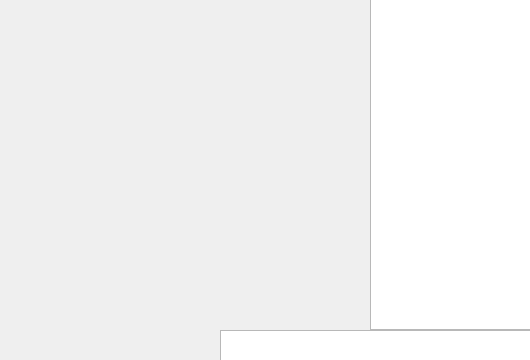
Before: the Qt Designer form SpriteEditor/mainwindow.ui in 00Calvin00/Git-Happens, drawn with Qt 5; both pictures show x 0 to 530 and y 209 to 569 of the 1280 by 720 pixel window.
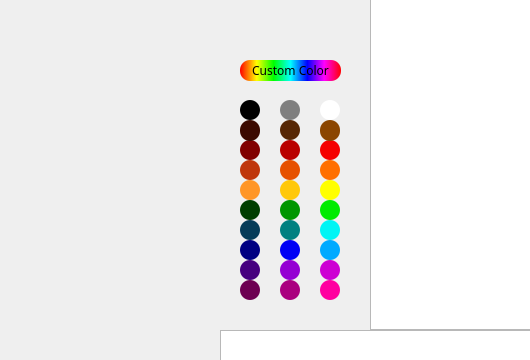
After: the same form once the commit is applied.

Commit message: Completed UI for color selection panel.

What changed in the file:
```diff
--- a/SpriteEditor/mainwindow.ui
+++ b/SpriteEditor/mainwindow.ui
@@ -19,6 +19,9 @@
   <property name="windowTitle">
    <string>MainWindow</string>
   </property>
+  <property name="styleSheet">
+   <string notr="true"/>
+  </property>
   <widget class="QWidget" name="centralwidget">
    <widget class="QGraphicsView" name="canvas">
     <property name="geometry">
@@ -65,6 +68,608 @@
       <height>250</height>
      </rect>
     </property>
+    <widget class="QPushButton" name="brightRed">
+     <property name="geometry">
+      <rect>
+       <x>90</x>
+       <y>80</y>
+       <width>20</width>
+       <height>20</height>
+      </rect>
+     </property>
+     <property name="mouseTracking">
+      <bool>false</bool>
+     </property>
+     <property name="autoFillBackground">
+      <bool>false</bool>
+     </property>
+     <property name="styleSheet">
+      <string notr="true">QPushButton {
+    background-color: rgb(245, 0, 0); 
+    border-radius: 10px;
+}
+</string>
+     </property>
+     <property name="text">
+      <string/>
+     </property>
+    </widget>
+    <widget class="QPushButton" name="indigo">
+     <property name="geometry">
+      <rect>
+       <x>10</x>
+       <y>200</y>
+       <width>20</width>
+       <height>20</height>
+      </rect>
+     </property>
+     <property name="styleSheet">
+      <string notr="true">QPushButton {
+    background-color: rgb(70, 0, 127); 
+    border-radius: 10px;
+}</string>
+     </property>
+     <property name="text">
+      <string/>
+     </property>
+    </widget>
+    <widget class="QPushButton" name="pushButton_7">
+     <property name="geometry">
+      <rect>
+       <x>10</x>
+       <y>140</y>
+       <width>20</width>
+       <height>20</height>
+      </rect>
+     </property>
+     <property name="styleSheet">
+      <string notr="true">QPushButton {
+    background-color: rgb(0, 63, 0); 
+    border-radius: 10px;
+}</string>
+     </property>
+     <property name="text">
+      <string/>
+     </property>
+    </widget>
+    <widget class="QPushButton" name="violet">
+     <property name="geometry">
+      <rect>
+       <x>90</x>
+       <y>200</y>
+       <width>20</width>
+       <height>20</height>
+      </rect>
+     </property>
+     <property name="styleSheet">
+      <string notr="true">QPushButton {
+    background-color: rgb(205, 0, 211); 
+    border-radius: 10px;
+}</string>
+     </property>
+     <property name="text">
+      <string/>
+     </property>
+    </widget>
+    <widget class="QPushButton" name="magenta">
+     <property name="geometry">
+      <rect>
+       <x>50</x>
+       <y>220</y>
+       <width>20</width>
+       <height>20</height>
+      </rect>
+     </property>
+     <property name="styleSheet">
+      <string notr="true">QPushButton {
+    background-color: rgb(170, 0, 127); 
+    border-radius: 10px;
+}</string>
+     </property>
+     <property name="text">
+      <string/>
+     </property>
+    </widget>
+    <widget class="QPushButton" name="pink">
+     <property name="geometry">
+      <rect>
+       <x>90</x>
+       <y>220</y>
+       <width>20</width>
+       <height>20</height>
+      </rect>
+     </property>
+     <property name="styleSheet">
+      <string notr="true">QPushButton {
+    background-color: rgb(255, 0, 160); 
+    border-radius: 10px;
+}</string>
+     </property>
+     <property name="text">
+      <string/>
+     </property>
+    </widget>
+    <widget class="QPushButton" name="lightBrown">
+     <property name="geometry">
+      <rect>
+       <x>90</x>
+       <y>60</y>
+       <width>20</width>
+       <height>21</height>
+      </rect>
+     </property>
+     <property name="styleSheet">
+      <string notr="true">QPushButton {
+    background-color: rgb(139, 70, 0); 
+    border-radius: 10px;
+}</string>
+     </property>
+     <property name="text">
+      <string/>
+     </property>
+    </widget>
+    <widget class="QPushButton" name="brown">
+     <property name="geometry">
+      <rect>
+       <x>50</x>
+       <y>60</y>
+       <width>20</width>
+       <height>20</height>
+      </rect>
+     </property>
+     <property name="styleSheet">
+      <string notr="true">QPushButton {
+    background-color: rgb(86, 39, 4); 
+    border-radius: 10px;
+}</string>
+     </property>
+     <property name="text">
+      <string/>
+     </property>
+    </widget>
+    <widget class="QPushButton" name="pushButton_4">
+     <property name="geometry">
+      <rect>
+       <x>10</x>
+       <y>80</y>
+       <width>20</width>
+       <height>20</height>
+      </rect>
+     </property>
+     <property name="styleSheet">
+      <string notr="true">QPushButton {
+    background-color: rgb(129, 0, 0); 
+    border-radius: 10px;
+}</string>
+     </property>
+     <property name="text">
+      <string/>
+     </property>
+    </widget>
+    <widget class="QPushButton" name="pushButton_5">
+     <property name="geometry">
+      <rect>
+       <x>10</x>
+       <y>100</y>
+       <width>20</width>
+       <height>20</height>
+      </rect>
+     </property>
+     <property name="styleSheet">
+      <string notr="true">QPushButton {
+    background-color: rgb(191, 54, 12); 
+    border-radius: 10px;
+}</string>
+     </property>
+     <property name="text">
+      <string/>
+     </property>
+    </widget>
+    <widget class="QPushButton" name="green">
+     <property name="geometry">
+      <rect>
+       <x>50</x>
+       <y>140</y>
+       <width>20</width>
+       <height>20</height>
+      </rect>
+     </property>
+     <property name="styleSheet">
+      <string notr="true">QPushButton {
+    background-color: rgb(0, 150, 0); 
+    border-radius: 10px;
+}</string>
+     </property>
+     <property name="text">
+      <string/>
+     </property>
+    </widget>
+    <widget class="QPushButton" name="brightGreen">
+     <property name="geometry">
+      <rect>
+       <x>90</x>
+       <y>140</y>
+       <width>20</width>
+       <height>20</height>
+      </rect>
+     </property>
+     <property name="styleSheet">
+      <string notr="true">QPushButton {
+    background-color: rgb(0, 235, 0); 
+    border-radius: 10px;
+}</string>
+     </property>
+     <property name="text">
+      <string/>
+     </property>
+    </widget>
+    <widget class="QPushButton" name="teal">
+     <property name="geometry">
+      <rect>
+       <x>50</x>
+       <y>160</y>
+       <width>20</width>
+       <height>20</height>
+      </rect>
+     </property>
+     <property name="styleSheet">
+      <string notr="true">QPushButton {
+    background-color: rgb(0,128,128); 
+    border-radius: 10px;
+}</string>
+     </property>
+     <property name="text">
+      <string/>
+     </property>
+    </widget>
+    <widget class="QPushButton" name="darkBlue">
+     <property name="geometry">
+      <rect>
+       <x>10</x>
+       <y>180</y>
+       <width>20</width>
+       <height>20</height>
+      </rect>
+     </property>
+     <property name="styleSheet">
+      <string notr="true">QPushButton {
+    background-color: rgb(0, 0, 130); 
+    border-radius: 10px;
+}</string>
+     </property>
+     <property name="text">
+      <string/>
+     </property>
+    </widget>
+    <widget class="QPushButton" name="brightBlue">
+     <property name="geometry">
+      <rect>
+       <x>50</x>
+       <y>180</y>
+       <width>20</width>
+       <height>20</height>
+      </rect>
+     </property>
+     <property name="styleSheet">
+      <string notr="true">QPushButton {
+    background-color: rgb(0, 0, 245); 
+    border-radius: 10px;
+}</string>
+     </property>
+     <property name="text">
+      <string/>
+     </property>
+    </widget>
+    <widget class="QPushButton" name="darkBrown">
+     <property name="geometry">
+      <rect>
+       <x>10</x>
+       <y>60</y>
+       <width>20</width>
+       <height>21</height>
+      </rect>
+     </property>
+     <property name="styleSheet">
+      <string notr="true">QPushButton {
+    background-color: rgb(60, 10, 0); 
+    border-radius: 10px;
+}</string>
+     </property>
+     <property name="text">
+      <string/>
+     </property>
+    </widget>
+    <widget class="QPushButton" name="white">
+     <property name="geometry">
+      <rect>
+       <x>90</x>
+       <y>40</y>
+       <width>20</width>
+       <height>20</height>
+      </rect>
+     </property>
+     <property name="styleSheet">
+      <string notr="true">QPushButton {
+    background-color: rgb(255, 255, 255); 
+    border-radius: 10px;
+}</string>
+     </property>
+     <property name="text">
+      <string/>
+     </property>
+    </widget>
+    <widget class="QPushButton" name="gray">
+     <property name="geometry">
+      <rect>
+       <x>50</x>
+       <y>40</y>
+       <width>20</width>
+       <height>20</height>
+      </rect>
+     </property>
+     <property name="styleSheet">
+      <string notr="true">QPushButton {
+    background-color: rgb(127, 127, 127); 
+    border-radius: 10px;
+}</string>
+     </property>
+     <property name="text">
+      <string/>
+     </property>
+    </widget>
+    <widget class="QPushButton" name="black">
+     <property name="geometry">
+      <rect>
+       <x>10</x>
+       <y>40</y>
+       <width>20</width>
+       <height>20</height>
+      </rect>
+     </property>
+     <property name="styleSheet">
+      <string notr="true">QPushButton {
+    background-color: rgb(0, 0, 0); 
+    border-radius: 10px;
+}</string>
+     </property>
+     <property name="text">
+      <string/>
+     </property>
+    </widget>
+    <widget class="QPushButton" name="brightOrange">
+     <property name="geometry">
+      <rect>
+       <x>50</x>
+       <y>100</y>
+       <width>20</width>
+       <height>20</height>
+      </rect>
+     </property>
+     <property name="styleSheet">
+      <string notr="true">QPushButton {
+    background-color: rgb(230, 81, 0); 
+    border-radius: 10px;
+}</string>
+     </property>
+     <property name="text">
+      <string/>
+     </property>
+    </widget>
+    <widget class="QPushButton" name="red">
+     <property name="geometry">
+      <rect>
+       <x>50</x>
+       <y>80</y>
+       <width>20</width>
+       <height>20</height>
+      </rect>
+     </property>
+     <property name="styleSheet">
+      <string notr="true">QPushButton {
+    background-color: rgb(185, 0, 0); 
+    border-radius: 10px;
+}</string>
+     </property>
+     <property name="text">
+      <string/>
+     </property>
+    </widget>
+    <widget class="QPushButton" name="orange">
+     <property name="geometry">
+      <rect>
+       <x>90</x>
+       <y>100</y>
+       <width>20</width>
+       <height>20</height>
+      </rect>
+     </property>
+     <property name="styleSheet">
+      <string notr="true">QPushButton {
+    background-color: rgb(255, 111, 0); 
+    border-radius: 10px;
+}</string>
+     </property>
+     <property name="text">
+      <string/>
+     </property>
+    </widget>
+    <widget class="QPushButton" name="brightYellow">
+     <property name="geometry">
+      <rect>
+       <x>90</x>
+       <y>120</y>
+       <width>20</width>
+       <height>20</height>
+      </rect>
+     </property>
+     <property name="styleSheet">
+      <string notr="true">QPushButton {
+    background-color: rgb(255, 255, 0); 
+    border-radius: 10px;
+}</string>
+     </property>
+     <property name="text">
+      <string/>
+     </property>
+    </widget>
+    <widget class="QPushButton" name="cyan">
+     <property name="geometry">
+      <rect>
+       <x>90</x>
+       <y>160</y>
+       <width>20</width>
+       <height>20</height>
+      </rect>
+     </property>
+     <property name="styleSheet">
+      <string notr="true">QPushButton {
+    background-color: rgb(0, 245, 245); 
+    border-radius: 10px;
+}</string>
+     </property>
+     <property name="text">
+      <string/>
+     </property>
+    </widget>
+    <widget class="QPushButton" name="yellow">
+     <property name="geometry">
+      <rect>
+       <x>50</x>
+       <y>120</y>
+       <width>20</width>
+       <height>20</height>
+      </rect>
+     </property>
+     <property name="styleSheet">
+      <string notr="true">QPushButton {
+    background-color: rgb(255, 200, 9); 
+    border-radius: 10px;
+}</string>
+     </property>
+     <property name="text">
+      <string/>
+     </property>
+    </widget>
+    <widget class="QPushButton" name="customColor">
+     <property name="geometry">
+      <rect>
+       <x>10</x>
+       <y>0</y>
+       <width>101</width>
+       <height>21</height>
+      </rect>
+     </property>
+     <property name="font">
+      <font>
+       <family>MV Boli</family>
+       <pointsize>9</pointsize>
+      </font>
+     </property>
+     <property name="styleSheet">
+      <string notr="true">QPushButton {
+    background-color: qlineargradient(spread:pad, x1:0, y1:0, x2:1, y2:0, stop:0 rgba(255, 0, 0, 255), stop:0.166 rgba(255, 255, 0, 255), stop:0.333 rgba(0, 255, 0, 255), stop:0.5 rgba(0, 255, 255, 255), stop:0.666 rgba(0, 0, 255, 255), stop:0.833 rgba(255, 0, 255, 255), stop:1 rgba(255, 0, 0, 255));
+    border-radius: 10px;
+}</string>
+     </property>
+     <property name="text">
+      <string>Custom Color</string>
+     </property>
+    </widget>
+    <widget class="QPushButton" name="darkTeal">
+     <property name="geometry">
+      <rect>
+       <x>10</x>
+       <y>160</y>
+       <width>20</width>
+       <height>20</height>
+      </rect>
+     </property>
+     <property name="styleSheet">
+      <string notr="true">QPushButton {
+    background-color: rgb(5, 60, 88); 
+    border-radius: 10px;
+}</string>
+     </property>
+     <property name="text">
+      <string/>
+     </property>
+    </widget>
+    <widget class="QPushButton" name="magenta_2">
+     <property name="geometry">
+      <rect>
+       <x>10</x>
+       <y>220</y>
+       <width>20</width>
+       <height>20</height>
+      </rect>
+     </property>
+     <property name="styleSheet">
+      <string notr="true">QPushButton {
+    background-color: rgb(109, 0, 82); 
+    border-radius: 10px;
+}</string>
+     </property>
+     <property name="text">
+      <string/>
+     </property>
+    </widget>
+    <widget class="QPushButton" name="lightBlue">
+     <property name="geometry">
+      <rect>
+       <x>90</x>
+       <y>180</y>
+       <width>20</width>
+       <height>20</height>
+      </rect>
+     </property>
+     <property name="styleSheet">
+      <string notr="true">QPushButton {
+    background-color: rgb(0, 170, 255); 
+    border-radius: 10px;
+}</string>
+     </property>
+     <property name="text">
+      <string/>
+     </property>
+    </widget>
+    <widget class="QPushButton" name="gold">
+     <property name="geometry">
+      <rect>
+       <x>10</x>
+       <y>120</y>
+       <width>20</width>
+       <height>20</height>
+      </rect>
+     </property>
+     <property name="styleSheet">
+      <string notr="true">QPushButton {
+    background-color: rgb(255, 150, 38); 
+    border-radius: 10px;
+}</string>
+     </property>
+     <property name="text">
+      <string/>
+     </property>
+    </widget>
+    <widget class="QPushButton" name="violet_2">
+     <property name="geometry">
+      <rect>
+       <x>50</x>
+       <y>200</y>
+       <width>20</width>
+       <height>20</height>
+      </rect>
+     </property>
+     <property name="styleSheet">
+      <string notr="true">QPushButton {
+    background-color: rgb(148, 0, 211); 
+    border-radius: 10px;
+}</string>
+     </property>
+     <property name="text">
+      <string/>
+     </property>
+    </widget>
    </widget>
    <widget class="QListWidget" name="frameNavigator">
     <property name="geometry">
```
Left out of the diff: 2 changed lines with no effect on the pictures. The commit also changes 2 other files.
